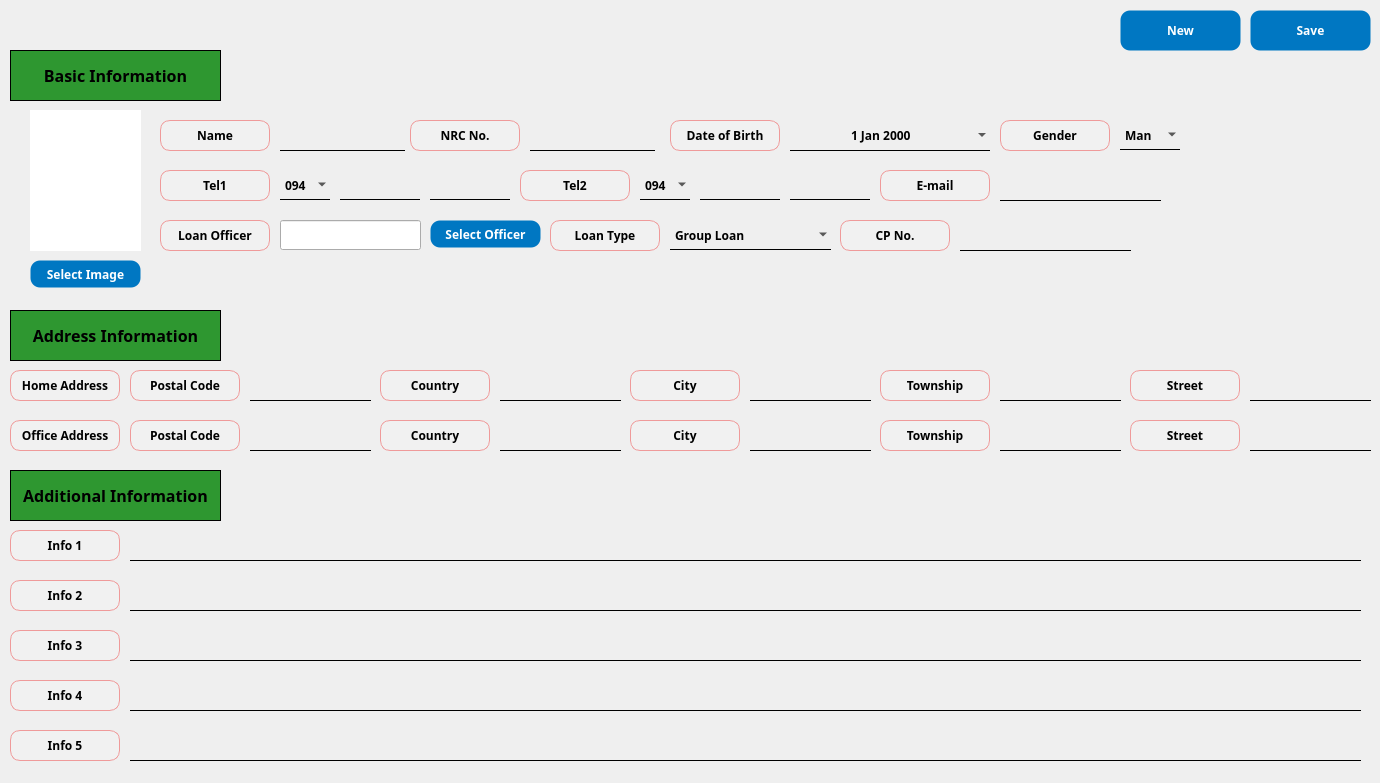
Qt form app/src/pages/registration/guarantor.ui (DY-Microfinance-Customer-Management/dymf-algorithm) before a commit.
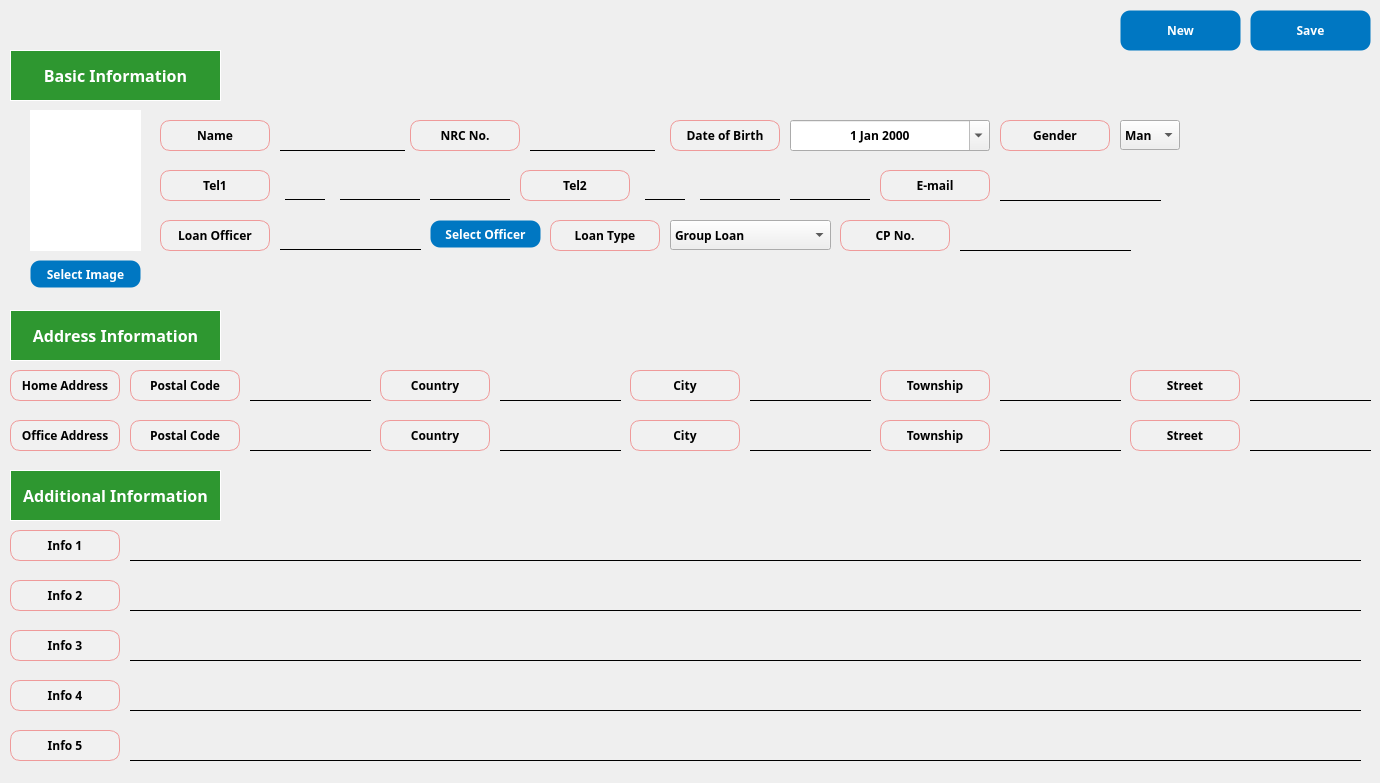
The same form after that commit.

Diff of the .ui file:
```diff
--- a/app/src/pages/registration/guarantor.ui
+++ b/app/src/pages/registration/guarantor.ui
@@ -183,20 +183,7 @@
      </font>
     </property>
     <property name="styleSheet">
-     <string notr="true">QComboBox {
-	border: none;
-    border-bottom: 1px solid black;
-    background-color: transparent;
-    color: black;
-}
-
-QComboBox:disabled {
-	border: none;
-    border-bottom: 1px solid black;
-    background-color: transparent;
-    color: black;
-}
-</string>
+     <string notr="true"/>
     </property>
     <item>
      <property name="text">
@@ -362,15 +349,17 @@
      </font>
     </property>
     <property name="styleSheet">
-     <string notr="true">QLabel {
-    border: 1px solid black;
+     <string notr="true">QLineEdit {
+    border: none;
+    border-bottom: 1px solid black;
     background-color: transparent;
     color: black;
 }
 
-QLabel:disabled {
-    border: 1px solid lightgray;
-    background-color: lightgray;
+QLineEdit:disabled {
+    border: none;
+    border-bottom: 1px solid lightgray;
+    background-color: rgb(236, 236, 236);
     color: lightgray;
 }
 </string>
@@ -1345,24 +1334,13 @@
     <property name="focusPolicy">
      <enum>Qt::TabFocus</enum>
     </property>
-    <property name="autoFillBackground">
-     <bool>false</bool>
-    </property>
     <property name="styleSheet">
-     <string notr="true">QDateEdit {
-	border: none;
-    border-bottom: 1px solid black;
-    background-color: transparent;
-    color: black;
-}
-
-QDateEdit:disabled {
-	border: none;
-    border-bottom: 1px solid lightgray;
-    background-color: lightgray;
-    color: lightgray;
-}
-</string>
+     <string notr="true">
+        QCalendarWidget QToolButton {
+            background-color: blue; /* 윗부분 배경을 파란색으로 설정 */
+            color: white; /* 글자 색을 흰색으로 설정 */
+        }
+     </string>
     </property>
     <property name="frame">
      <bool>true</bool>
@@ -1456,61 +1434,6 @@
 </string>
     </property>
    </widget>
-   <widget class="QComboBox" name="tel1ByOne">
-    <property name="geometry">
-     <rect>
-      <x>280</x>
-      <y>170</y>
-      <width>50</width>
-      <height>30</height>
-     </rect>
-    </property>
-    <property name="minimumSize">
-     <size>
-      <width>50</width>
-      <height>0</height>
-     </size>
-    </property>
-    <property name="maximumSize">
-     <size>
-      <width>50</width>
-      <height>16777215</height>
-     </size>
-    </property>
-    <property name="font">
-     <font>
-      <family>Arial Black</family>
-      <weight>75</weight>
-      <bold>true</bold>
-     </font>
-    </property>
-    <property name="styleSheet">
-     <string notr="true">QComboBox {
-	border: none;
-    border-bottom: 1px solid black;
-    background-color: transparent;
-    color: black;
-}
-
-QComboBox:disabled {
-	border: none;
-    border-bottom: 1px solid black;
-    background-color: transparent;
-    color: black;
-}
-</string>
-    </property>
-    <item>
-     <property name="text">
-      <string>094</string>
-     </property>
-    </item>
-    <item>
-     <property name="text">
-      <string>096</string>
-     </property>
-    </item>
-   </widget>
    <widget class="QLineEdit" name="officeTownship">
     <property name="geometry">
      <rect>
@@ -2398,61 +2321,6 @@
 </string>
     </property>
    </widget>
-   <widget class="QComboBox" name="tel2ByOne">
-    <property name="geometry">
-     <rect>
-      <x>640</x>
-      <y>170</y>
-      <width>50</width>
-      <height>30</height>
-     </rect>
-    </property>
-    <property name="minimumSize">
-     <size>
-      <width>50</width>
-      <height>0</height>
-     </size>
-    </property>
-    <property name="maximumSize">
-     <size>
-      <width>50</width>
-      <height>16777215</height>
-     </size>
-    </property>
-    <property name="font">
-     <font>
-      <family>Arial Black</family>
-      <weight>75</weight>
-      <bold>true</bold>
-     </font>
-    </property>
-    <property name="styleSheet">
-     <string notr="true">QComboBox {
-	border: none;
-    border-bottom: 1px solid black;
-    background-color: transparent;
-    color: black;
-}
-
-QComboBox:disabled {
-	border: none;
-    border-bottom: 1px solid black;
-    background-color: transparent;
-    color: black;
-}
-</string>
-    </property>
-    <item>
-     <property name="text">
-      <string>094</string>
-     </property>
-    </item>
-    <item>
-     <property name="text">
-      <string>096</string>
-     </property>
-    </item>
-   </widget>
    <widget class="QComboBox" name="loanType">
     <property name="geometry">
      <rect>
@@ -2482,20 +2350,7 @@
      </font>
     </property>
     <property name="styleSheet">
-     <string notr="true">QComboBox {
-	border: none;
-    border-bottom: 1px solid black;
-    background-color: transparent;
-    color: black;
-}
-
-QComboBox:disabled {
-	border: none;
-    border-bottom: 1px solid black;
-    background-color: transparent;
-    color: black;
-}
-</string>
+     <string notr="true"/>
     </property>
     <item>
      <property name="text">
@@ -2650,7 +2505,8 @@
      </font>
     </property>
     <property name="styleSheet">
-     <string notr="true">background-color: #2e9730;</string>
+     <string notr="true">background-color: #2e9730;
+color: white;</string>
     </property>
     <property name="frameShape">
      <enum>QFrame::Box</enum>
@@ -2680,7 +2536,8 @@
      </font>
     </property>
     <property name="styleSheet">
-     <string notr="true">background-color: #2e9730;</string>
+     <string notr="true">background-color: #2e9730;
+color: white;</string>
     </property>
     <property name="frameShape">
      <enum>QFrame::Box</enum>
@@ -2710,7 +2567,8 @@
      </font>
     </property>
     <property name="styleSheet">
-     <string notr="true">background-color: #2e9730;</string>
+     <string notr="true">background-color: #2e9730;
+color: white;</string>
     </property>
     <property name="frameShape">
      <enum>QFrame::Box</enum>
@@ -2722,6 +2580,104 @@
      <set>Qt::AlignCenter</set>
     </property>
    </widget>
+   <widget class="QLineEdit" name="tel2ByOne">
+    <property name="geometry">
+     <rect>
+      <x>645</x>
+      <y>170</y>
+      <width>40</width>
+      <height>30</height>
+     </rect>
+    </property>
+    <property name="minimumSize">
+     <size>
+      <width>40</width>
+      <height>0</height>
+     </size>
+    </property>
+    <property name="maximumSize">
+     <size>
+      <width>80</width>
+      <height>16777215</height>
+     </size>
+    </property>
+    <property name="font">
+     <font>
+      <family>Arial Black</family>
+      <weight>75</weight>
+      <bold>true</bold>
+     </font>
+    </property>
+    <property name="styleSheet">
+     <string notr="true">QLineEdit {
+    border: none;
+    border-bottom: 1px solid black;
+    background-color: transparent;
+    color: black;
+}
+
+QLineEdit:disabled {
+    border: none;
+    border-bottom: 1px solid lightgray;
+    background-color: rgb(236, 236, 236);
+}</string>
+    </property>
+    <property name="frame">
+     <bool>true</bool>
+    </property>
+    <property name="alignment">
+     <set>Qt::AlignCenter</set>
+    </property>
+   </widget>
+   <widget class="QLineEdit" name="tel1ByOne">
+    <property name="geometry">
+     <rect>
+      <x>285</x>
+      <y>170</y>
+      <width>40</width>
+      <height>30</height>
+     </rect>
+    </property>
+    <property name="minimumSize">
+     <size>
+      <width>40</width>
+      <height>0</height>
+     </size>
+    </property>
+    <property name="maximumSize">
+     <size>
+      <width>80</width>
+      <height>16777215</height>
+     </size>
+    </property>
+    <property name="font">
+     <font>
+      <family>Arial Black</family>
+      <weight>75</weight>
+      <bold>true</bold>
+     </font>
+    </property>
+    <property name="styleSheet">
+     <string notr="true">QLineEdit {
+    border: none;
+    border-bottom: 1px solid black;
+    background-color: transparent;
+    color: black;
+}
+
+QLineEdit:disabled {
+    border: none;
+    border-bottom: 1px solid lightgray;
+    background-color: rgb(236, 236, 236);
+}</string>
+    </property>
+    <property name="frame">
+     <bool>true</bool>
+    </property>
+    <property name="alignment">
+     <set>Qt::AlignCenter</set>
+    </property>
+   </widget>
   </widget>
  </widget>
  <tabstops>
```
Left out of the diff: 51 changed lines with no effect on the pictures.
